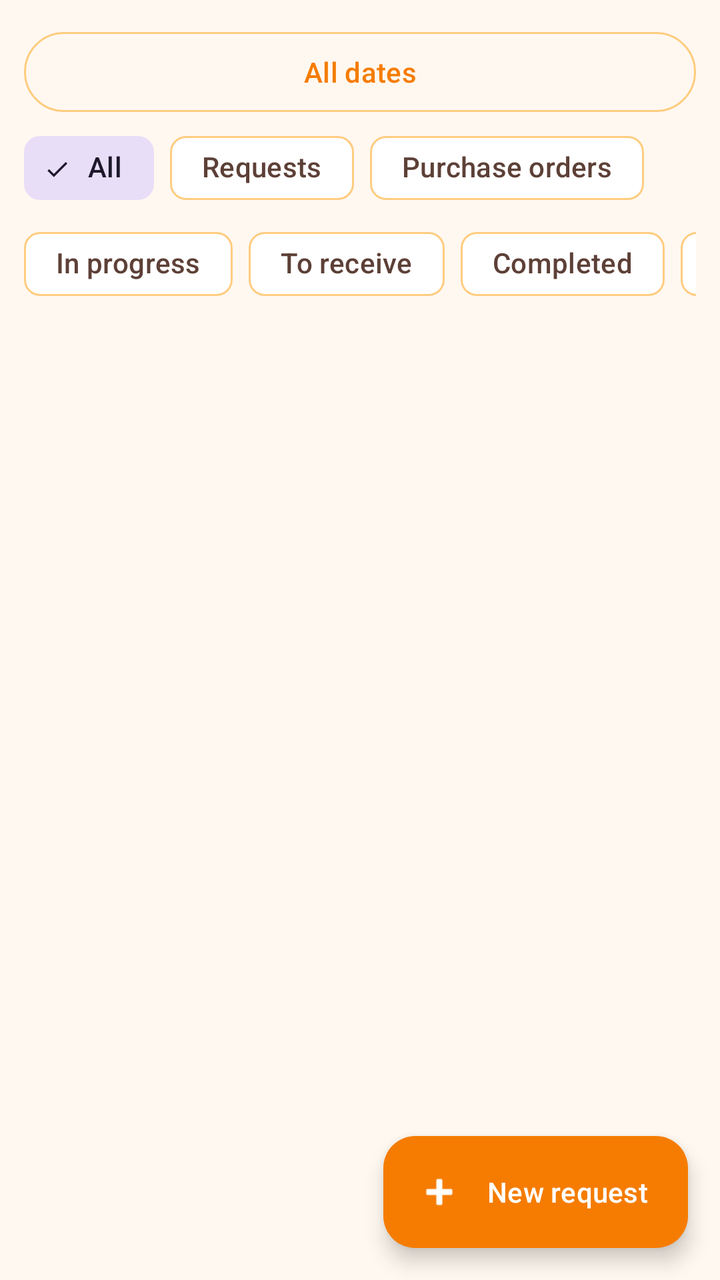
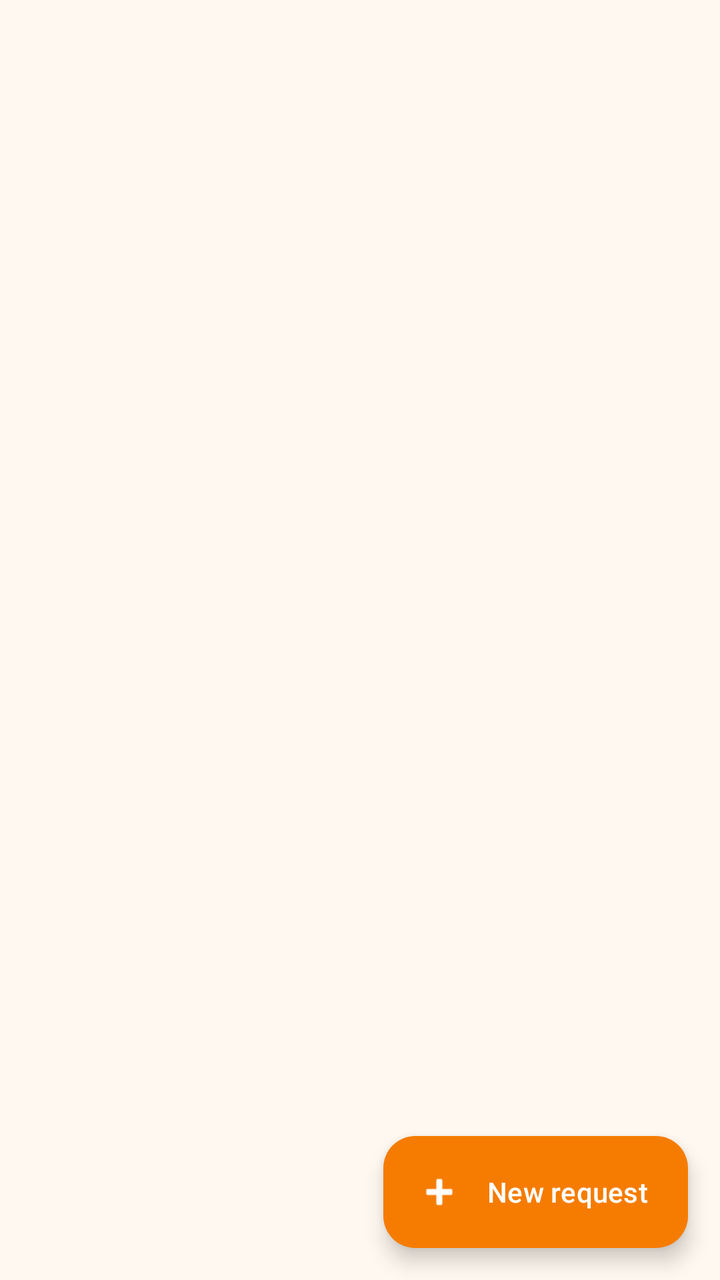

An Android layout rendered at two revisions. The XML below is the earlier revision; the diff shows what the commit changed to produce the second picture.
<!-- AndroidManifest.xml: application theme Theme.VikrSaathi -->
<!-- res/layout/fragment_orders.xml -->
<?xml version="1.0" encoding="utf-8"?>
<androidx.coordinatorlayout.widget.CoordinatorLayout xmlns:android="http://schemas.android.com/apk/res/android"
    xmlns:app="http://schemas.android.com/apk/res-auto"
    android:layout_width="match_parent"
    android:layout_height="match_parent">

    <LinearLayout
        android:layout_width="match_parent"
        android:layout_height="match_parent"
        android:orientation="vertical"
        android:paddingHorizontal="12dp"
        android:paddingTop="12dp">

        <LinearLayout
            android:layout_width="match_parent"
            android:layout_height="wrap_content"
            android:gravity="center_vertical"
            android:orientation="horizontal">

            <com.google.android.material.button.MaterialButton
                android:id="@+id/buttonOrderDates"
                style="@style/Widget.Material3.Button.OutlinedButton"
                android:layout_width="0dp"
                android:layout_height="wrap_content"
                android:layout_weight="1"
                android:text="@string/ledger_all_dates" />

            <com.google.android.material.button.MaterialButton
                android:id="@+id/buttonClearOrderDates"
                style="@style/Widget.Material3.Button.TextButton"
                android:layout_width="wrap_content"
                android:layout_height="wrap_content"
                android:text="@string/ledger_clear_dates"
                android:visibility="gone" />
        </LinearLayout>

        <HorizontalScrollView
            android:layout_width="match_parent"
            android:layout_height="wrap_content"
            android:scrollbars="none">

            <com.google.android.material.chip.ChipGroup
                android:id="@+id/chipGroupType"
                android:layout_width="wrap_content"
                android:layout_height="wrap_content"
                app:selectionRequired="true"
                app:singleLine="true"
                app:singleSelection="true">

                <com.google.android.material.chip.Chip
                    android:id="@+id/chipTypeAll"
                    style="@style/Widget.Material3.Chip.Filter"
                    android:layout_width="wrap_content"
                    android:layout_height="wrap_content"
                    android:checked="true"
                    android:text="@string/orders_filter_all" />

                <com.google.android.material.chip.Chip
                    android:id="@+id/chipTypeRequests"
                    style="@style/Widget.Material3.Chip.Filter"
                    android:layout_width="wrap_content"
                    android:layout_height="wrap_content"
                    android:text="@string/orders_filter_requests" />

                <com.google.android.material.chip.Chip
                    android:id="@+id/chipTypeOrders"
                    style="@style/Widget.Material3.Chip.Filter"
                    android:layout_width="wrap_content"
                    android:layout_height="wrap_content"
                    android:text="@string/orders_filter_pos" />
            </com.google.android.material.chip.ChipGroup>
        </HorizontalScrollView>

        <HorizontalScrollView
            android:layout_width="match_parent"
            android:layout_height="wrap_content"
            android:scrollbars="none">

            <com.google.android.material.chip.ChipGroup
                android:id="@+id/chipGroupStatus"
                android:layout_width="wrap_content"
                android:layout_height="wrap_content"
                app:singleLine="true"
                app:singleSelection="true">

                <com.google.android.material.chip.Chip
                    android:id="@+id/chipInProgress"
                    style="@style/Widget.Material3.Chip.Filter"
                    android:layout_width="wrap_content"
                    android:layout_height="wrap_content"
                    android:text="@string/orders_in_progress" />

                <com.google.android.material.chip.Chip
                    android:id="@+id/chipToReceive"
                    style="@style/Widget.Material3.Chip.Filter"
                    android:layout_width="wrap_content"
                    android:layout_height="wrap_content"
                    android:text="@string/orders_to_receive" />

                <com.google.android.material.chip.Chip
                    android:id="@+id/chipCompleted"
                    style="@style/Widget.Material3.Chip.Filter"
                    android:layout_width="wrap_content"
                    android:layout_height="wrap_content"
                    android:text="@string/orders_completed" />

                <com.google.android.material.chip.Chip
                    android:id="@+id/chipOpenItems"
                    style="@style/Widget.Material3.Chip.Filter"
                    android:layout_width="wrap_content"
                    android:layout_height="wrap_content"
                    android:text="@string/orders_open_items" />
            </com.google.android.material.chip.ChipGroup>
        </HorizontalScrollView>

        <ProgressBar
            android:id="@+id/progressOrders"
            android:layout_width="wrap_content"
            android:layout_height="wrap_content"
            android:layout_gravity="center_horizontal"
            android:layout_marginTop="24dp"
            android:visibility="gone" />

        <TextView
            android:id="@+id/textOrdersEmpty"
            android:layout_width="match_parent"
            android:layout_height="wrap_content"
            android:layout_marginTop="24dp"
            android:gravity="center"
            android:text="@string/orders_empty"
            android:textAppearance="?attr/textAppearanceBodyMedium"
            android:visibility="gone" />

        <androidx.recyclerview.widget.RecyclerView
            android:id="@+id/recyclerOrders"
            android:layout_width="match_parent"
            android:layout_height="0dp"
            android:layout_weight="1"
            android:clipToPadding="false"
            android:paddingBottom="88dp" />
    </LinearLayout>

    <com.google.android.material.floatingactionbutton.ExtendedFloatingActionButton
        android:id="@+id/fabNewRequest"
        android:layout_width="wrap_content"
        android:layout_height="wrap_content"
        android:layout_gravity="bottom|end"
        android:layout_margin="16dp"
        android:text="@string/new_purchase_request"
        android:textColor="@color/white"
        app:backgroundTint="@color/orange_primary"
        app:icon="@android:drawable/ic_input_add"
        app:iconTint="@color/white" />
</androidx.coordinatorlayout.widget.CoordinatorLayout>
<!-- resources referenced by this layout -->
<resources>
  <color name="orange_primary">#F57C00</color>
  <color name="white">#FFFFFFFF</color>
  <string name="ledger_all_dates">All dates</string>
  <string name="ledger_clear_dates">Clear dates</string>
  <string name="new_purchase_request">New request</string>
  <string name="orders_completed">Completed</string>
  <string name="orders_empty">No orders in this date range</string>
  <string name="orders_filter_all">All</string>
  <string name="orders_filter_pos">Purchase orders</string>
  <string name="orders_filter_requests">Requests</string>
  <string name="orders_in_progress">In progress</string>
  <string name="orders_open_items">Open items</string>
  <string name="orders_to_receive">To receive</string>
  <color name="orange_primary_dark">#E65100</color>
  <color name="orange_on_primary">#FFFFFF</color>
  <color name="orange_accent">#FFB74D</color>
  <color name="orange_700">#F57C00</color>
  <color name="black">#FF000000</color>
  <color name="orange_100">#FFE0B2</color>
  <color name="orange_900">#E65100</color>
  <color name="surface_card">#FFFFFF</color>
  <color name="text_primary_dark">#212121</color>
  <color name="orange_surface">#FFF8F0</color>
  <color name="text_secondary_dark">#5D4037</color>
  <color name="stroke_default">@color/orange_200</color>
  <color name="stroke_subtle">@color/orange_100</color>
  <style name="VikrSaathiSwitch" parent="Widget.Material3.CompoundButton.MaterialSwitch">
          <item name="thumbTint">@color/switch_thumb_tint</item>
          <item name="trackTint">@color/switch_track_tint</item>
          <item name="trackDecorationTint">@color/switch_track_decoration_tint</item>
      </style>
  <style name="VikrSaathiOutlinedButton" parent="Widget.Material3.Button.OutlinedButton">
          <item name="android:textColor">@color/button_outlined_text</item>
          <item name="strokeColor">@color/button_outlined_stroke</item>
      </style>
  <color name="orange_200">#FFCC80</color>
  <!-- unchanged entries left out for length: 1 -->
</resources>

<!-- the commit's change to res/layout/fragment_orders.xml (unified diff, before → after) -->
@@ -1,154 +1,302 @@
 <?xml version="1.0" encoding="utf-8"?>
-<androidx.coordinatorlayout.widget.CoordinatorLayout xmlns:android="http://schemas.android.com/apk/res/android"
+<androidx.drawerlayout.widget.DrawerLayout xmlns:android="http://schemas.android.com/apk/res/android"
     xmlns:app="http://schemas.android.com/apk/res-auto"
+    android:id="@+id/drawerLayout"
     android:layout_width="match_parent"
     android:layout_height="match_parent">
 
+    <androidx.coordinatorlayout.widget.CoordinatorLayout
+        android:layout_width="match_parent"
+        android:layout_height="match_parent">
+
+        <LinearLayout
+            android:layout_width="match_parent"
+            android:layout_height="match_parent"
+            android:orientation="vertical"
+            android:paddingHorizontal="12dp"
+            android:paddingTop="12dp">
+
+            <TextView
+                android:id="@+id/textOrdersFilterSummary"
+                android:layout_width="match_parent"
+                android:layout_height="wrap_content"
+                android:layout_marginBottom="8dp"
+                android:background="@drawable/bg_order_badge"
+                android:clickable="true"
+                android:ellipsize="end"
+                android:focusable="true"
+                android:foreground="?attr/selectableItemBackground"
+                android:gravity="center_vertical"
+                android:maxLines="2"
+                android:minHeight="40dp"
+                android:paddingHorizontal="12dp"
+                android:paddingVertical="8dp"
+                android:textAppearance="?attr/textAppearanceBodyMedium"
+                android:textColor="@color/orange_800"
+                android:visibility="gone" />
+
+            <ProgressBar
+                android:id="@+id/progressOrders"
+                android:layout_width="wrap_content"
+                android:layout_height="wrap_content"
+                android:layout_gravity="center_horizontal"
+                android:layout_marginTop="24dp"
+                android:visibility="gone" />
+
+            <TextView
+                android:id="@+id/textOrdersEmpty"
+                android:layout_width="match_parent"
+                android:layout_height="wrap_content"
+                android:layout_marginTop="24dp"
+                android:gravity="center"
+                android:text="@string/orders_empty"
+                android:textAppearance="?attr/textAppearanceBodyMedium"
+                android:textColor="@color/text_secondary_dark"
+                android:visibility="gone" />
+
+            <androidx.recyclerview.widget.RecyclerView
+                android:id="@+id/recyclerOrders"
+                android:layout_width="match_parent"
+                android:layout_height="0dp"
+                android:layout_weight="1"
+                android:clipToPadding="false"
+                android:paddingBottom="88dp" />
+        </LinearLayout>
+
+        <com.google.android.material.floatingactionbutton.ExtendedFloatingActionButton
+            android:id="@+id/fabNewRequest"
+            android:layout_width="wrap_content"
+            android:layout_height="wrap_content"
+            android:layout_gravity="bottom|end"
+            android:layout_margin="16dp"
+            android:text="@string/new_purchase_request"
+            android:textColor="@color/white"
+            app:backgroundTint="@color/orange_primary"
+            app:icon="@android:drawable/ic_input_add"
+            app:iconTint="@color/white" />
+    </androidx.coordinatorlayout.widget.CoordinatorLayout>
+
+    <include
+        android:id="@+id/ordersDrawer"
+        layout="@layout/layout_orders_options_drawer" />
+</androidx.drawerlayout.widget.DrawerLayout>
+<!-- res/layout/layout_orders_options_drawer.xml (included above) -->
+<?xml version="1.0" encoding="utf-8"?>
+<ScrollView xmlns:android="http://schemas.android.com/apk/res/android"
+    xmlns:app="http://schemas.android.com/apk/res-auto"
+    android:layout_width="280dp"
+    android:layout_height="match_parent"
+    android:layout_gravity="end"
+    android:background="?attr/colorSurface"
+    android:clickable="true"
+    android:elevation="8dp"
+    android:fillViewport="true"
+    android:focusable="true">
+
     <LinearLayout
         android:layout_width="match_parent"
-        android:layout_height="match_parent"
+        android:layout_height="wrap_content"
         android:orientation="vertical"
-        android:paddingHorizontal="12dp"
-        android:paddingTop="12dp">
+        android:padding="16dp">
+
+        <TextView
+            android:layout_width="match_parent"
+            android:layout_height="wrap_content"
+            android:text="@string/orders_options"
+            android:textAppearance="?attr/textAppearanceTitleMedium"
+            android:textStyle="bold" />
+
+        <TextView
+            android:layout_width="match_parent"
+            android:layout_height="wrap_content"
+            android:layout_marginTop="20dp"
+            android:text="@string/filter_section"
+            android:textAppearance="?attr/textAppearanceTitleSmall"
+            android:textColor="@color/text_secondary_dark"
+            android:textStyle="bold" />
+
+        <com.google.android.material.materialswitch.MaterialSwitch
+            android:id="@+id/switchDateRange"
+            android:layout_width="match_parent"
+            android:layout_height="wrap_content"
+            android:layout_marginTop="12dp"
+            android:minHeight="48dp"
+            android:text="@string/filter_date_range" />
 
         <LinearLayout
-            android:layout_width="match_parent"
-            android:layout_height="wrap_content"
-            android:gravity="center_vertical"
-            android:orientation="horizontal">
+            android:id="@+id/layoutDateFilter"
+            android:layout_width="match_parent"
+            android:layout_height="wrap_content"
+            android:layout_marginTop="4dp"
+            android:orientation="vertical"
+            android:visibility="gone">
 
             <com.google.android.material.button.MaterialButton
                 android:id="@+id/buttonOrderDates"
                 style="@style/Widget.Material3.Button.OutlinedButton"
-                android:layout_width="0dp"
-                android:layout_height="wrap_content"
-                android:layout_weight="1"
-                android:text="@string/ledger_all_dates" />
+                android:layout_width="match_parent"
+                android:layout_height="wrap_content"
+                android:minHeight="48dp"
+                android:singleLine="false"
+                android:text="@string/ledger_all_dates"
+                app:strokeColor="@color/stroke_button" />
 
             <com.google.android.material.button.MaterialButton
                 android:id="@+id/buttonClearOrderDates"
                 style="@style/Widget.Material3.Button.TextButton"
                 android:layout_width="wrap_content"
                 android:layout_height="wrap_content"
+                android:layout_gravity="end"
+                android:minHeight="48dp"
                 android:text="@string/ledger_clear_dates"
+                android:textColor="@color/text_accent_soft"
                 android:visibility="gone" />
         </LinearLayout>
 
-        <HorizontalScrollView
-            android:layout_width="match_parent"
-            android:layout_height="wrap_content"
-            android:scrollbars="none">
-
-            <com.google.android.material.chip.ChipGroup
-                android:id="@+id/chipGroupType"
-                android:layout_width="wrap_content"
-                android:layout_height="wrap_content"
-                app:selectionRequired="true"
-                app:singleLine="true"
-                app:singleSelection="true">
-
-                <com.google.android.material.chip.Chip
-                    android:id="@+id/chipTypeAll"
-                    style="@style/Widget.Material3.Chip.Filter"
-                    android:layout_width="wrap_content"
-                    android:layout_height="wrap_content"
-                    android:checked="true"
-                    android:text="@string/orders_filter_all" />
-
-                <com.google.android.material.chip.Chip
-                    android:id="@+id/chipTypeRequests"
-                    style="@style/Widget.Material3.Chip.Filter"
-                    android:layout_width="wrap_content"
-                    android:layout_height="wrap_content"
-                    android:text="@string/orders_filter_requests" />
-
-                <com.google.android.material.chip.Chip
-                    android:id="@+id/chipTypeOrders"
-                    style="@style/Widget.Material3.Chip.Filter"
-                    android:layout_width="wrap_content"
-                    android:layout_height="wrap_content"
-                    android:text="@string/orders_filter_pos" />
-            </com.google.android.material.chip.ChipGroup>
-        </HorizontalScrollView>
-
-        <HorizontalScrollView
-            android:layout_width="match_parent"
-            android:layout_height="wrap_content"
-            android:scrollbars="none">
-
-            <com.google.android.material.chip.ChipGroup
-                android:id="@+id/chipGroupStatus"
-                android:layout_width="wrap_content"
-                android:layout_height="wrap_content"
-                app:singleLine="true"
-                app:singleSelection="true">
-
-                <com.google.android.material.chip.Chip
-                    android:id="@+id/chipInProgress"
-                    style="@style/Widget.Material3.Chip.Filter"
-                    android:layout_width="wrap_content"
-                    android:layout_height="wrap_content"
-                    android:text="@string/orders_in_progress" />
-
-                <com.google.android.material.chip.Chip
-                    android:id="@+id/chipToReceive"
-                    style="@style/Widget.Material3.Chip.Filter"
-                    android:layout_width="wrap_content"
-                    android:layout_height="wrap_content"
-                    android:text="@string/orders_to_receive" />
-
-                <com.google.android.material.chip.Chip
-                    android:id="@+id/chipCompleted"
-                    style="@style/Widget.Material3.Chip.Filter"
-                    android:layout_width="wrap_content"
-                    android:layout_height="wrap_content"
-                    android:text="@string/orders_completed" />
-
-                <com.google.android.material.chip.Chip
-                    android:id="@+id/chipOpenItems"
-                    style="@style/Widget.Material3.Chip.Filter"
-                    android:layout_width="wrap_content"
-                    android:layout_height="wrap_content"
-                    android:text="@string/orders_open_items" />
-            </com.google.android.material.chip.ChipGroup>
-        </HorizontalScrollView>
-
-        <ProgressBar
-            android:id="@+id/progressOrders"
+        <com.google.android.material.materialswitch.MaterialSwitch
+            android:id="@+id/switchTypeFilter"
+            android:layout_width="match_parent"
+            android:layout_height="wrap_content"
+            android:layout_marginTop="8dp"
+            android:minHeight="48dp"
+            android:text="@string/orders_filter_type" />
+
+        <com.google.android.material.chip.ChipGroup
+            android:id="@+id/chipGroupType"
+            android:layout_width="match_parent"
+            android:layout_height="wrap_content"
+            android:layout_marginTop="4dp"
+            android:visibility="gone"
+            app:selectionRequired="true"
+            app:singleLine="false"
+            app:singleSelection="true">
+
+            <com.google.android.material.chip.Chip
+                android:id="@+id/chipTypeAll"
+                style="@style/VikrSaathiFilterChip"
+                android:layout_width="wrap_content"
+                android:layout_height="wrap_content"
+                android:checked="true"
+                android:text="@string/orders_filter_all" />
+
+            <com.google.android.material.chip.Chip
+                android:id="@+id/chipTypeRequests"
+                style="@style/VikrSaathiFilterChip"
+                android:layout_width="wrap_content"
+                android:layout_height="wrap_content"
+                android:text="@string/orders_filter_requests" />
+
+            <com.google.android.material.chip.Chip
+                android:id="@+id/chipTypeOrders"
+                style="@style/VikrSaathiFilterChip"
+                android:layout_width="wrap_content"
+                android:layout_height="wrap_content"
+                android:text="@string/orders_filter_pos" />
+        </com.google.android.material.chip.ChipGroup>
+
+        <com.google.android.material.materialswitch.MaterialSwitch
+            android:id="@+id/switchStatusFilter"
+            android:layout_width="match_parent"
+            android:layout_height="wrap_content"
+            android:layout_marginTop="8dp"
+            android:minHeight="48dp"
+            android:text="@string/orders_filter_status" />
+
+        <com.google.android.material.chip.ChipGroup
+            android:id="@+id/chipGroupStatus"
+            android:layout_width="match_parent"
+            android:layout_height="wrap_content"
+            android:layout_marginTop="4dp"
+            android:visibility="gone"
+            app:selectionRequired="true"
+            app:singleLine="false"
+            app:singleSelection="true">
+
+            <com.google.android.material.chip.Chip
+                android:id="@+id/chipStatusOpen"
+                style="@style/VikrSaathiFilterChip"
+                android:layout_width="wrap_content"
+                android:layout_height="wrap_content"
+                android:text="@string/orders_filter_open" />
+
+            <com.google.android.material.chip.Chip
+                android:id="@+id/chipStatusCompleted"
+                style="@style/VikrSaathiFilterChip"
+                android:layout_width="wrap_content"
+                android:layout_height="wrap_content"
+                android:text="@string/orders_filter_completed" />
+
+            <com.google.android.material.chip.Chip
+                android:id="@+id/chipStatusAll"
+                style="@style/VikrSaathiFilterChip"
+                android:layout_width="wrap_content"
+                android:layout_height="wrap_content"
+                android:checked="true"
+                android:text="@string/orders_filter_all" />
+        </com.google.android.material.chip.ChipGroup>
+
+        <com.google.android.material.button.MaterialButton
+            android:id="@+id/buttonClearFilters"
+            style="@style/Widget.Material3.Button.TextButton"
             android:layout_width="wrap_content"
             android:layout_height="wrap_content"
-            android:layout_gravity="center_horizontal"
+            android:layout_gravity="end"
+            android:layout_marginTop="4dp"
+            android:minHeight="48dp"
+            android:text="@string/clear_filters"
+            android:textColor="@color/text_accent_soft" />
+
+        <TextView
+            android:layout_width="match_parent"
+            android:layout_height="wrap_content"
             android:layout_marginTop="24dp"
-            android:visibility="gone" />
-
-        <TextView
-            android:id="@+id/textOrdersEmpty"
+            android:text="@string/sort_section"
+            android:textAppearance="?attr/textAppearanceTitleSmall"
+            android:textColor="@color/text_secondary_dark"
+            android:textStyle="bold" />
+
+        <TextView
+            android:layout_width="match_parent"
+            android:layout_height="wrap_content"
+            android:layout_marginTop="12dp"
+            android:text="@string/orders_sort_newest"
+            android:textAppearance="?attr/textAppearanceBodyLarge" />
+
+        <TextView
             android:layout_width="match_parent"
             android:layout_height="wrap_content"
             android:layout_marginTop="24dp"
-            android:gravity="center"
-            android:text="@string/orders_empty"
-            android:textAppearance="?attr/textAppearanceBodyMedium"
-            android:visibility="gone" />
-
-        <androidx.recyclerview.widget.RecyclerView
-            android:id="@+id/recyclerOrders"
-            android:layout_width="match_parent"
-            android:layout_height="0dp"
-            android:layout_weight="1"
-            android:clipToPadding="false"
-            android:paddingBottom="88dp" />
+            android:text="@string/view_mode"
+            android:textAppearance="?attr/textAppearanceTitleSmall"
+            android:textColor="@color/text_secondary_dark"
+            android:textStyle="bold" />
+
+        <RadioGroup
+            android:id="@+id/radioViewMode"
+            android:layout_width="match_parent"
+            android:layout_height="wrap_content"
+            android:layout_marginTop="8dp">
+
+            <com.google.android.material.radiobutton.MaterialRadioButton
+                android:id="@+id/radioViewComfortable"
+                android:layout_width="match_parent"
+                android:layout_height="wrap_content"
+                android:minHeight="48dp"
+                android:text="@string/view_mode_comfortable" />
+
+            <com.google.android.material.radiobutton.MaterialRadioButton
+                android:id="@+id/radioViewCompact"
+                android:layout_width="match_parent"
+                android:layout_height="wrap_content"
+                android:minHeight="48dp"
+                android:text="@string/view_mode_compact" />
+
+            <com.google.android.material.radiobutton.MaterialRadioButton
+                android:id="@+id/radioViewDetails"
+                android:layout_width="match_parent"
+                android:layout_height="wrap_content"
+                android:minHeight="48dp"
+                android:text="@string/view_mode_details" />
+        </RadioGroup>
     </LinearLayout>
-
-    <com.google.android.material.floatingactionbutton.ExtendedFloatingActionButton
-        android:id="@+id/fabNewRequest"
-        android:layout_width="wrap_content"
-        android:layout_height="wrap_content"
-        android:layout_gravity="bottom|end"
-        android:layout_margin="16dp"
-        android:text="@string/new_purchase_request"
-        android:textColor="@color/white"
-        app:backgroundTint="@color/orange_primary"
-        app:icon="@android:drawable/ic_input_add"
-        app:iconTint="@color/white" />
-</androidx.coordinatorlayout.widget.CoordinatorLayout>
+</ScrollView>
<!-- resource entries referenced after the edit -->
@@ -1,22 +1,54 @@
 <!-- resources referenced by this layout -->
 <resources>
+  <color name="orange_800">#EF6C00</color>
   <color name="orange_primary">#F57C00</color>
+  <color name="stroke_button">@color/orange_300</color>
+  <color name="text_accent_soft">@color/orange_700</color>
   <color name="white">#FFFFFFFF</color>
+  <!-- drawable bg_order_badge (drawable) -->
+  <?xml version="1.0" encoding="utf-8"?>
+  <shape xmlns:android="http://schemas.android.com/apk/res/android">
+      <corners android:radius="8dp" />
+      <solid android:color="@color/surface_muted" />
+  </shape>
+  <string name="clear_filters">Clear filters</string>
+  <string name="filter_date_range">Date range</string>
+  <string name="filter_section">Filter</string>
   <string name="ledger_all_dates">All dates</string>
   <string name="ledger_clear_dates">Clear dates</string>
   <string name="new_purchase_request">New request</string>
-  <string name="orders_completed">Completed</string>
   <string name="orders_empty">No orders in this date range</string>
   <string name="orders_filter_all">All</string>
+  <string name="orders_filter_completed">Completed</string>
+  <string name="orders_filter_open">Open</string>
   <string name="orders_filter_pos">Purchase orders</string>
   <string name="orders_filter_requests">Requests</string>
-  <string name="orders_in_progress">In progress</string>
-  <string name="orders_open_items">Open items</string>
-  <string name="orders_to_receive">To receive</string>
+  <string name="orders_filter_status">Status</string>
+  <string name="orders_filter_type">Record type</string>
+  <string name="orders_options">Orders options</string>
+  <string name="orders_sort_newest">Newest first</string>
+  <string name="sort_section">Sort</string>
+  <string name="view_mode">View mode</string>
+  <string name="view_mode_comfortable">Comfortable</string>
+  <string name="view_mode_compact">Compact</string>
+  <string name="view_mode_details">Details</string>
+  <style name="VikrSaathiFilterChip" parent="Widget.Material3.Chip.Filter">
+          <item name="android:minHeight">40dp</item>
+          <item name="android:ellipsize">none</item>
+          <item name="android:singleLine">true</item>
+          <item name="checkedIconVisible">false</item>
+          <item name="chipBackgroundColor">@color/orders_chip_bg</item>
+          <item name="chipMinHeight">40dp</item>
+          <item name="chipStrokeColor">@color/orders_chip_stroke</item>
+          <item name="chipStrokeWidth">1dp</item>
+          <item name="android:textColor">@color/orders_chip_text</item>
+      </style>
+  <color name="orange_300">#FFB74D</color>
   <color name="orange_primary_dark">#E65100</color>
   <color name="orange_on_primary">#FFFFFF</color>
   <color name="orange_accent">#FFB74D</color>
   <color name="orange_700">#F57C00</color>
+  <color name="surface_muted">@color/orange_50</color>
   <color name="black">#FF000000</color>
   <color name="orange_100">#FFE0B2</color>
   <color name="orange_900">#E65100</color>
@@ -35,6 +67,7 @@
           <item name="android:textColor">@color/button_outlined_text</item>
           <item name="strokeColor">@color/button_outlined_stroke</item>
       </style>
+  <color name="orange_50">#FFF3E0</color>
   <color name="orange_200">#FFCC80</color>
   <!-- unchanged entries left out for length: 1 -->
 </resources>
